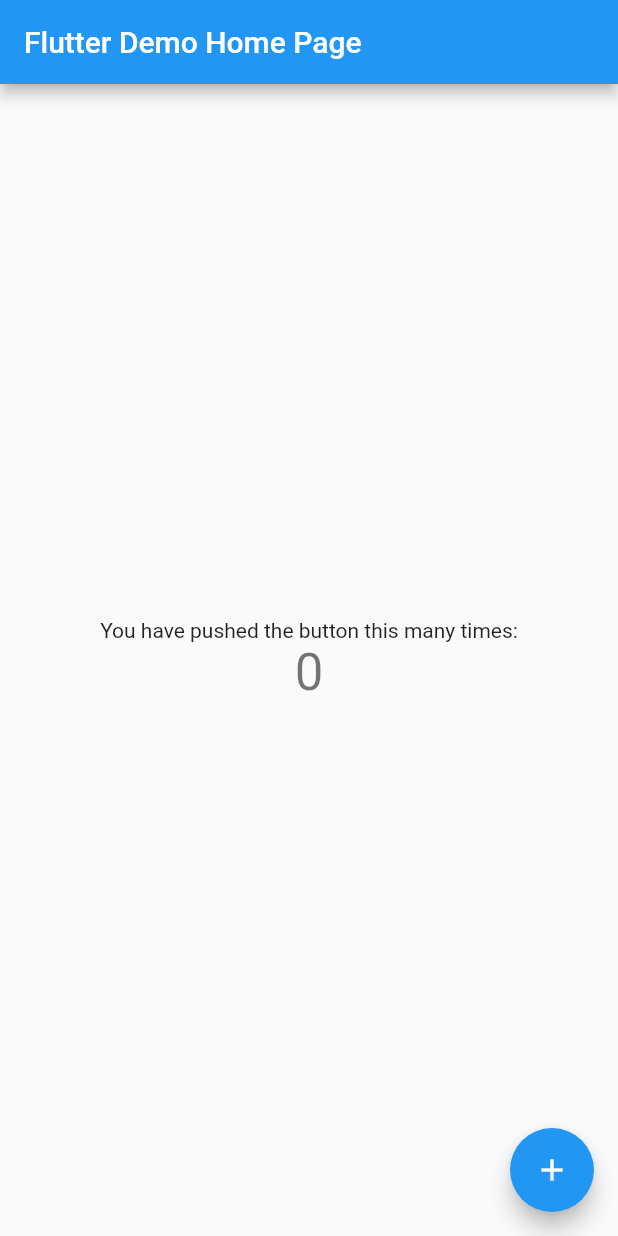
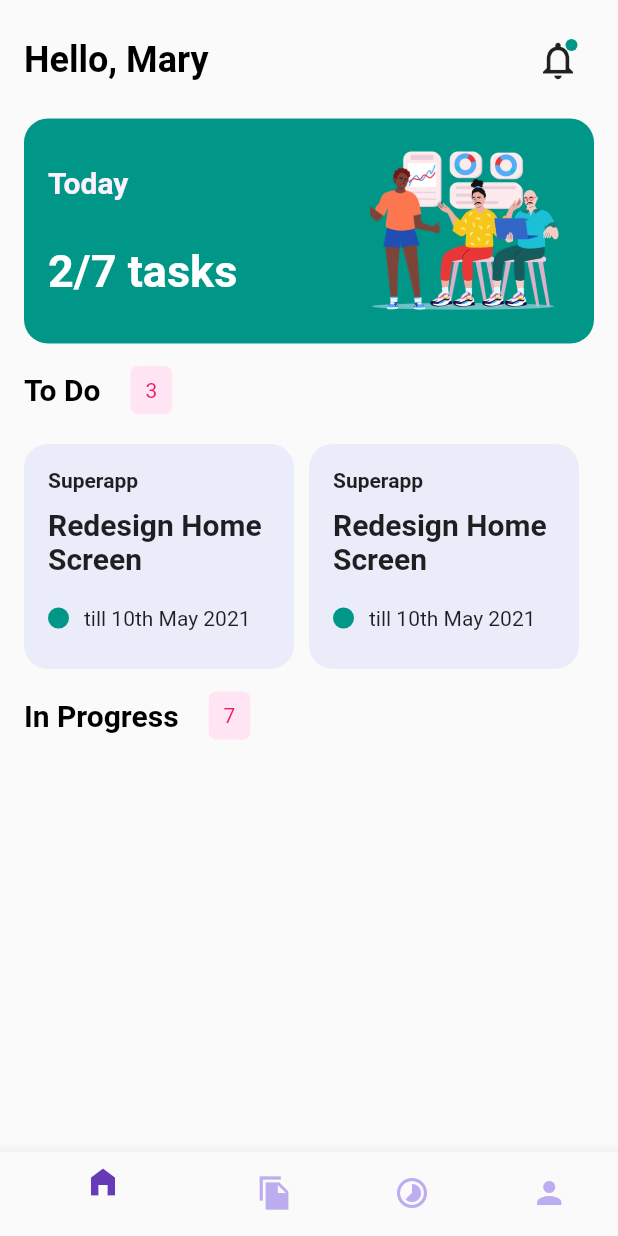
Before and after one commit to Raees453/To-Do-App-Flutter, a Flutter app: the screen it shows after launch, on a phone screen of 412 x 824 dp. Run offline on Flutter 3.47's test engine with Material 2 defaults, Android fonts, the phone set to English and light mode, and no system bars.

Commit message:
Added Home Screen and Asset Images

```diff
--- a/lib/main.dart
+++ b/lib/main.dart
@@ -1,4 +1,6 @@
 import 'package:flutter/material.dart';
+import 'package:to_do_app/screens/home_screen.dart';
+import 'package:to_do_app/utils/theme.dart';
 
 void main() {
   runApp(const MyApp());
@@ -7,109 +9,14 @@ void main() {
 class MyApp extends StatelessWidget {
   const MyApp({Key? key}) : super(key: key);
 
-  // This widget is the root of your application.
   @override
   Widget build(BuildContext context) {
     return MaterialApp(
       title: 'Flutter Demo',
-      theme: ThemeData(
-        // This is the theme of your application.
-        //
-        // Try running your application with "flutter run". You'll see the
-        // application has a blue toolbar. Then, without quitting the app, try
-        // changing the primarySwatch below to Colors.green and then invoke
-        // "hot reload" (press "r" in the console where you ran "flutter run",
-        // or simply save your changes to "hot reload" in a Flutter IDE).
-        // Notice that the counter didn't reset back to zero; the application
-        // is not restarted.
-        primarySwatch: Colors.blue,
-      ),
-      home: const MyHomePage(title: 'Flutter Demo Home Page'),
+      debugShowCheckedModeBanner: false,
+      theme: getLightTheme(),
+      darkTheme: getDarkTheme(),
+      home: const HomeScreen(),
     );
   }
 }
-
-class MyHomePage extends StatefulWidget {
-  const MyHomePage({Key? key, required this.title}) : super(key: key);
-
-  // This widget is the home page of your application. It is stateful, meaning
-  // that it has a State object (defined below) that contains fields that affect
-  // how it looks.
-
-  // This class is the configuration for the state. It holds the values (in this
-  // case the title) provided by the parent (in this case the App widget) and
-  // used by the build method of the State. Fields in a Widget subclass are
-  // always marked "final".
-
-  final String title;
-
-  @override
-  State<MyHomePage> createState() => _MyHomePageState();
-}
-
-class _MyHomePageState extends State<MyHomePage> {
-  int _counter = 0;
-
-  void _incrementCounter() {
-    setState(() {
-      // This call to setState tells the Flutter framework that something has
-      // changed in this State, which causes it to rerun the build method below
-      // so that the display can reflect the updated values. If we changed
-      // _counter without calling setState(), then the build method would not be
-      // called again, and so nothing would appear to happen.
-      _counter++;
-    });
-  }
-
-  @override
-  Widget build(BuildContext context) {
-    // This method is rerun every time setState is called, for instance as done
-    // by the _incrementCounter method above.
-    //
-    // The Flutter framework has been optimized to make rerunning build methods
-    // fast, so that you can just rebuild anything that needs updating rather
-    // than having to individually change instances of widgets.
-    return Scaffold(
-      appBar: AppBar(
-        // Here we take the value from the MyHomePage object that was created by
-        // the App.build method, and use it to set our appbar title.
-        title: Text(widget.title),
-      ),
-      body: Center(
-        // Center is a layout widget. It takes a single child and positions it
-        // in the middle of the parent.
-        child: Column(
-          // Column is also a layout widget. It takes a list of children and
-          // arranges them vertically. By default, it sizes itself to fit its
-          // children horizontally, and tries to be as tall as its parent.
-          //
-          // Invoke "debug painting" (press "p" in the console, choose the
-          // "Toggle Debug Paint" action from the Flutter Inspector in Android
-          // Studio, or the "Toggle Debug Paint" command in Visual Studio Code)
-          // to see the wireframe for each widget.
-          //
-          // Column has various properties to control how it sizes itself and
-          // how it positions its children. Here we use mainAxisAlignment to
-          // center the children vertically; the main axis here is the vertical
-          // axis because Columns are vertical (the cross axis would be
-          // horizontal).
-          mainAxisAlignment: MainAxisAlignment.center,
-          children: <Widget>[
-            const Text(
-              'You have pushed the button this many times:',
-            ),
-            Text(
-              '$_counter',
-              style: Theme.of(context).textTheme.headline4,
-            ),
-          ],
-        ),
-      ),
-      floatingActionButton: FloatingActionButton(
-        onPressed: _incrementCounter,
-        tooltip: 'Increment',
-        child: const Icon(Icons.add),
-      ), // This trailing comma makes auto-formatting nicer for build methods.
-    );
-  }
-}
--- /dev/null
+++ b/lib/screens/home_screen.dart
@@ -0,0 +1,59 @@
+import 'package:flutter/material.dart';
+import 'package:to_do_app/widgets/completed_projects_screen_widget.dart';
+import 'package:to_do_app/widgets/home_screen_widget.dart';
+import 'package:to_do_app/widgets/profile_screen_widget.dart';
+import 'package:to_do_app/widgets/projects_screen_widget.dart';
+
+class HomeScreen extends StatefulWidget {
+  const HomeScreen({Key? key}) : super(key: key);
+
+  @override
+  State<HomeScreen> createState() => _HomeScreenState();
+}
+
+class _HomeScreenState extends State<HomeScreen> {
+  late List<Widget> _screens;
+  int _selectedScreen = 0;
+
+  @override
+  void initState() {
+    _screens = const [
+      HomeScreenWidget(),
+      ProjectScreenWidget(),
+      CompletedProjectsScreenWidget(),
+      ProfileScreenWidget(),
+    ];
+    super.initState();
+  }
+
+  @override
+  Widget build(BuildContext context) {
+    return Scaffold(
+      bottomNavigationBar: BottomNavigationBar(
+        items: const [
+          BottomNavigationBarItem(
+            icon: Icon(Icons.home_filled),
+            label: '',
+          ),
+          BottomNavigationBarItem(
+            icon: Icon(Icons.file_copy_sharp),
+            label: '',
+          ),
+          BottomNavigationBarItem(
+            icon: Icon(Icons.timelapse),
+            label: '',
+          ),
+          BottomNavigationBarItem(
+            icon: Icon(Icons.person),
+            label: '',
+          ),
+        ],
+        onTap: (int index) => setState(() {
+          _selectedScreen = index;
+        }),
+        currentIndex: _selectedScreen,
+      ),
+      body: _screens.elementAt(_selectedScreen),
+    );
+  }
+}
--- /dev/null
+++ b/lib/utils/theme.dart
@@ -0,0 +1,36 @@
+import 'package:flutter/material.dart';
+
+getLightTheme() {
+  return ThemeData(
+    primarySwatch: Colors.deepPurple,
+    brightness: Brightness.light,
+    colorScheme: ColorScheme.light(
+      error: Colors.red,
+      primary: Colors.deepPurple,
+      secondary: Colors.pink,
+      tertiary: Colors.teal,
+      surface: Colors.white,
+      onPrimary: Colors.deepPurple,
+      onSecondary: Colors.pinkAccent,
+      brightness: Brightness.light,
+      onError: Colors.red,
+    ),
+    bottomNavigationBarTheme: const BottomNavigationBarThemeData(
+      backgroundColor: Color.fromRGBO(229, 219, 255, 0),
+      selectedItemColor: Colors.deepPurple,
+      unselectedItemColor: Color.fromRGBO(187, 173, 240, 1),
+    ),
+  );
+}
+
+getDarkTheme() {
+  return ThemeData(
+    backgroundColor: Colors.white,
+    primarySwatch: Colors.red,
+    brightness: Brightness.dark,
+    bottomNavigationBarTheme: const BottomNavigationBarThemeData(
+      backgroundColor: Color.fromRGBO(232, 227, 254, 1),
+      selectedItemColor: Colors.white,
+    ),
+  );
+}
--- /dev/null
+++ b/lib/utils/utils.dart
@@ -0,0 +1,4 @@
+class Utils {
+  static const double pagePadding = 16.0;
+  static const double borderRadius = 16.0;
+}
--- /dev/null
+++ b/lib/widgets/completed_projects_screen_widget.dart
@@ -0,0 +1,14 @@
+import 'package:flutter/material.dart';
+
+class CompletedProjectsScreenWidget extends StatelessWidget {
+  const CompletedProjectsScreenWidget({Key? key}) : super(key: key);
+
+  @override
+  Widget build(BuildContext context) {
+    return Scaffold(
+      body: const Center(
+        child: Text('Completed Projects Screen'),
+      ),
+    );
+  }
+}
--- /dev/null
+++ b/lib/widgets/home_screen_widget.dart
@@ -0,0 +1,117 @@
+import 'package:flutter/material.dart';
+import 'package:to_do_app/utils/utils.dart';
+import 'package:to_do_app/widgets/to_do_widget.dart';
+import 'package:to_do_app/widgets/today_task_widget.dart';
+
+class HomeScreenWidget extends StatelessWidget {
+  const HomeScreenWidget({Key? key}) : super(key: key);
+
+  @override
+  Widget build(BuildContext context) {
+    return SafeArea(
+      child: Scaffold(
+        body: SingleChildScrollView(
+          child: Padding(
+            padding: const EdgeInsets.all(Utils.pagePadding),
+            child: Column(
+              crossAxisAlignment: CrossAxisAlignment.start,
+              children: [
+                Row(
+                  children: [
+                    Expanded(
+                      child: Text(
+                        'Hello, Mary',
+                        style: Theme.of(context).textTheme.headline5?.copyWith(
+                              color: Colors.black,
+                              fontWeight: FontWeight.bold,
+                            ),
+                      ),
+                    ),
+                    _getIconButton(context, true),
+                  ],
+                ),
+                const SizedBox(height: 15),
+                const TodayTaskWidget(),
+                const SizedBox(height: 15),
+                _headingTask(context, 'To Do', 3),
+                SizedBox(height: 20),
+                _listToDoTasks(),
+                const SizedBox(height: 15),
+                _headingTask(context, 'In Progress', 7),
+                SizedBox(height: 20),
+              ],
+            ),
+          ),
+        ),
+      ),
+    );
+  }
+
+  _getIconButton(context, bool hasNotification) {
+    return Stack(
+      alignment: Alignment.topRight,
+      children: [
+        if (hasNotification)
+          Positioned(
+            top: 10,
+            right: 11,
+            child: CircleAvatar(
+              backgroundColor: Theme.of(context).colorScheme.tertiary,
+              radius: 4,
+            ),
+          ),
+        IconButton(
+          onPressed: () {},
+          icon: const Icon(
+            Icons.notifications_none_outlined,
+            size: 30,
+          ),
+        ),
+      ],
+      // fit: StackFi,
+    );
+  }
+
+  _headingTask(context, String heading, int num) {
+    return Row(
+      children: [
+        Text(
+          heading,
+          style: TextStyle(
+            color: Colors.black,
+            fontWeight: FontWeight.bold,
+            fontSize: 20,
+          ),
+        ),
+        const SizedBox(width: 20),
+        Container(
+          padding: const EdgeInsets.symmetric(
+            horizontal: 10,
+            vertical: 8,
+          ),
+          decoration: BoxDecoration(
+            color: const Color.fromRGBO(255, 229, 244, 1),
+            borderRadius: BorderRadius.circular(5),
+          ),
+          child: Text(
+            '${num}',
+            style: TextStyle(
+              color: Theme.of(context).colorScheme.secondary,
+            ),
+          ),
+        ),
+      ],
+    );
+  }
+
+  _listToDoTasks() {
+    return SizedBox(
+      height: 150,
+      child: ListView.builder(
+        itemCount: 5,
+        scrollDirection: Axis.horizontal,
+        itemBuilder: (_, index) => const ToDoWidget(),
+      ),
+    );
+  }
+}
--- /dev/null
+++ b/lib/widgets/profile_screen_widget.dart
@@ -0,0 +1,14 @@
+import 'package:flutter/material.dart';
+
+class ProfileScreenWidget extends StatelessWidget {
+  const ProfileScreenWidget({Key? key}) : super(key: key);
+
+  @override
+  Widget build(BuildContext context) {
+    return Scaffold(
+      body: const Center(
+        child: Text('Profile Screen'),
+      ),
+    );
+  }
+}
--- /dev/null
+++ b/lib/widgets/projects_screen_widget.dart
@@ -0,0 +1,14 @@
+import 'package:flutter/material.dart';
+
+class ProjectScreenWidget extends StatelessWidget {
+  const ProjectScreenWidget({Key? key}) : super(key: key);
+
+  @override
+  Widget build(BuildContext context) {
+    return Scaffold(
+      body: const Center(
+        child: Text('Project Screen'),
+      ),
+    );
+  }
+}
--- /dev/null
+++ b/lib/widgets/to_do_widget.dart
@@ -0,0 +1,53 @@
+import 'package:flutter/material.dart';
+
+import '../utils/utils.dart';
+
+class ToDoWidget extends StatelessWidget {
+  const ToDoWidget({Key? key}) : super(key: key);
+
+  @override
+  Widget build(BuildContext context) {
+    return Container(
+      width: 180,
+      margin: const EdgeInsets.only(right: 10),
+      decoration: BoxDecoration(
+        color: const Color.fromRGBO(235, 236, 250, 1),
+        borderRadius: BorderRadius.circular(Utils.borderRadius),
+      ),
+      padding: EdgeInsets.symmetric(
+        horizontal: 16,
+        vertical: 16,
+      ),
+      child: Column(
+        crossAxisAlignment: CrossAxisAlignment.start,
+        children: [
+          Text(
+            'Superapp',
+            style: TextStyle(
+              fontWeight: FontWeight.bold,
+            ),
+          ),
+          SizedBox(height: 10),
+          Text(
+            'Redesign Home Screen'.substring(0, 20),
+            style: TextStyle(
+              fontWeight: FontWeight.w700,
+              fontSize: 20,
+            ),
+          ),
+          SizedBox(height: 20),
+          Row(
+            children: [
+              CircleAvatar(
+                backgroundColor: Theme.of(context).colorScheme.tertiary,
+                radius: 7,
+              ),
+              SizedBox(width: 10),
+              Text('till 10th May 2021'),
+            ],
+          ),
+        ],
+      ),
+    );
+  }
+}
--- /dev/null
+++ b/lib/widgets/today_task_widget.dart
@@ -0,0 +1,56 @@
+import 'package:flutter/material.dart';
+
+import '../utils/utils.dart';
+
+class TodayTaskWidget extends StatelessWidget {
+  const TodayTaskWidget({Key? key}) : super(key: key);
+
+  @override
+  Widget build(BuildContext context) {
+    return GestureDetector(
+      onTap: () {},
+      child: Container(
+        height: 150,
+        decoration: BoxDecoration(
+          color: Theme.of(context).colorScheme.tertiary,
+          borderRadius: BorderRadius.circular(Utils.borderRadius),
+        ),
+        padding: const EdgeInsets.all(Utils.pagePadding),
+        width: double.infinity,
+        child: Row(
+          children: [
+            Expanded(
+              child: Column(
+                mainAxisAlignment: MainAxisAlignment.center,
+                crossAxisAlignment: CrossAxisAlignment.start,
+                children: [
+                  const Text(
+                    'Today',
+                    style: TextStyle(
+                      color: Color.fromRGBO(255, 240, 255, 1),
+                      fontWeight: FontWeight.bold,
+                      fontSize: 20,
+                    ),
+                  ),
+                  const SizedBox(height: 30),
+                  Text(
+                    '2/7 tasks',
+                    style: TextStyle(
+                      color: Theme.of(context).colorScheme.background,
+                      fontWeight: FontWeight.bold,
+                      fontSize: 30,
+                    ),
+                  ),
+                ],
+              ),
+            ),
+            Image.asset(
+              'assets/images/group.png',
+              fit: BoxFit.fitHeight,
+            ),
+          ],
+        ),
+      ),
+    );
+  }
+}
--- a/pubspec.yaml
+++ b/pubspec.yaml
@@ -58,8 +58,8 @@ flutter:
   uses-material-design: true
 
   # To add assets to your application, add an assets section, like this:
-  # assets:
-  #   - images/a_dot_burr.jpeg
+  assets:
+    - assets/images/
   #   - images/a_dot_ham.jpeg
 
   # An image asset can refer to one or more resolution-specific "variants", see
```
Also changed, not shown: assets/images/calendar.png (added), assets/images/demo_ui.webp (added), assets/images/group.png (added), assets/images/meeting.png (added), assets/images/today_tasks.png (added), assets/images/work.png (added), assets/images/work2.png (added), assets/images/work3.png (added).
